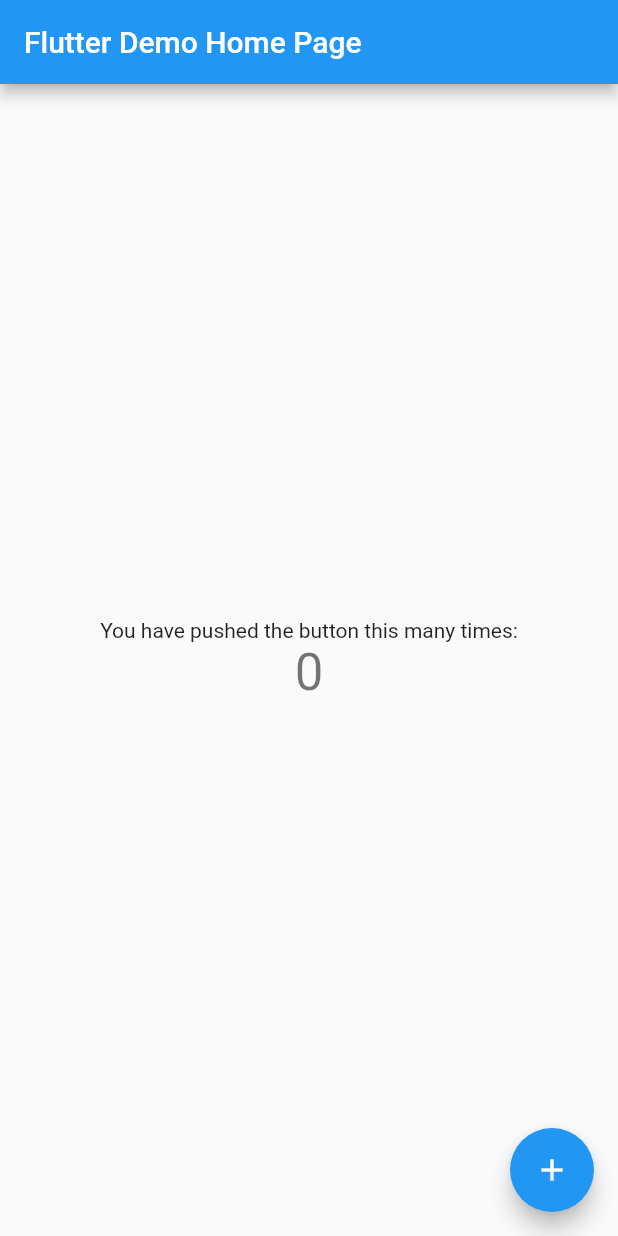
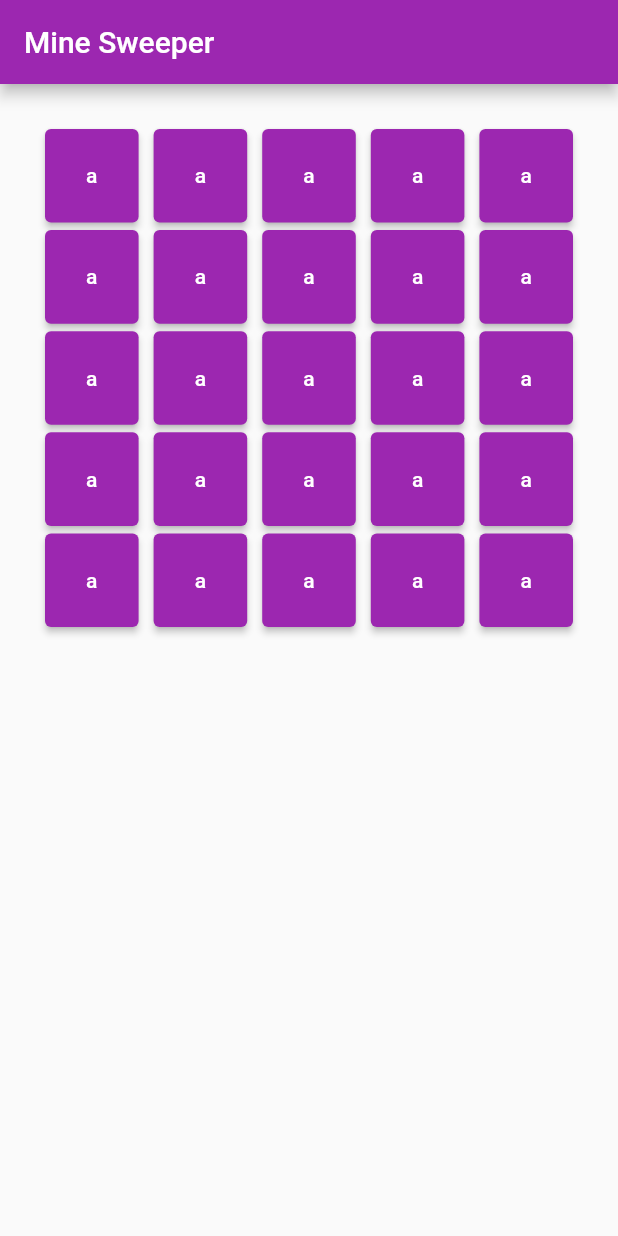
Before and after one commit to LightGive/flutter_minesweeper, a Flutter app: the screen it shows after launch, on a phone screen of 412 x 824 dp. Run offline on Flutter 3.47's test engine with Material 2 defaults, Android fonts, the light colour scheme and no system bars.

Commit message:
グリッド生成まで

```diff
--- /dev/null
+++ b/lib/cell.dart
@@ -0,0 +1,20 @@
+class cell {
+  bool _isOpen = false;
+  // 爆弾があるか
+  bool _isMine = false;
+  // 周りの爆弾の数
+  int _aroundMineCnt = 0;
+  // コンストラクタ
+  cell(this._isOpen, this._isMine, this._aroundMineCnt);
+  // 初期化
+  void reset() {
+    _isOpen = false;
+    _isMine = false;
+    _aroundMineCnt = 0;
+  }
+
+  void SetMine(bool isMine) => _isMine = isMine;
+  void Open() {
+    _isOpen = true;
+  }
+}
--- a/lib/main.dart
+++ b/lib/main.dart
@@ -1,4 +1,9 @@
 import 'package:flutter/material.dart';
+
+import 'cell.dart';
+
+const int cellWidth = 5;
+const int cellHeight = 5;
 
 void main() {
   runApp(const MyApp());
@@ -6,110 +11,78 @@
 
 class MyApp extends StatelessWidget {
   const MyApp({super.key});
-
-  // This widget is the root of your application.
   @override
   Widget build(BuildContext context) {
     return MaterialApp(
       title: 'Flutter Demo',
       theme: ThemeData(
-        // This is the theme of your application.
-        //
-        // Try running your application with "flutter run". You'll see the
-        // application has a blue toolbar. Then, without quitting the app, try
-        // changing the primarySwatch below to Colors.green and then invoke
-        // "hot reload" (press "r" in the console where you ran "flutter run",
-        // or simply save your changes to "hot reload" in a Flutter IDE).
-        // Notice that the counter didn't reset back to zero; the application
-        // is not restarted.
-        primarySwatch: Colors.blue,
+        primarySwatch: Colors.purple,
       ),
-      home: const MyHomePage(title: 'Flutter Demo Home Page'),
+      home: const MyHomePage(title: 'Mine Sweeper'),
     );
   }
 }
 
 class MyHomePage extends StatefulWidget {
   const MyHomePage({super.key, required this.title});
-
-  // This widget is the home page of your application. It is stateful, meaning
-  // that it has a State object (defined below) that contains fields that affect
-  // how it looks.
-
-  // This class is the configuration for the state. It holds the values (in this
-  // case the title) provided by the parent (in this case the App widget) and
-  // used by the build method of the State. Fields in a Widget subclass are
-  // always marked "final".
-
   final String title;
-
   @override
   State<MyHomePage> createState() => _MyHomePageState();
 }
 
 class _MyHomePageState extends State<MyHomePage> {
-  int _counter = 0;
+  var cells = [];
 
-  void _incrementCounter() {
-    setState(() {
-      // This call to setState tells the Flutter framework that something has
-      // changed in this State, which causes it to rerun the build method below
-      // so that the display can reflect the updated values. If we changed
-      // _counter without calling setState(), then the build method would not be
-      // called again, and so nothing would appear to happen.
-      _counter++;
-    });
+  // ボタンを押したときの処理
+  void OnButtonDownCell(int idx) {
+    cells[idx].Open();
+    print('$idxをを開いた');
+  }
+
+  @override
+  void initState() {
+    super.initState();
+    generateCell();
   }
 
   @override
   Widget build(BuildContext context) {
-    // This method is rerun every time setState is called, for instance as done
-    // by the _incrementCounter method above.
-    //
-    // The Flutter framework has been optimized to make rerunning build methods
-    // fast, so that you can just rebuild anything that needs updating rather
-    // than having to individually change instances of widgets.
     return Scaffold(
       appBar: AppBar(
-        // Here we take the value from the MyHomePage object that was created by
-        // the App.build method, and use it to set our appbar title.
         title: Text(widget.title),
       ),
-      body: Center(
-        // Center is a layout widget. It takes a single child and positions it
-        // in the middle of the parent.
-        child: Column(
-          // Column is also a layout widget. It takes a list of children and
-          // arranges them vertically. By default, it sizes itself to fit its
-          // children horizontally, and tries to be as tall as its parent.
-          //
-          // Invoke "debug painting" (press "p" in the console, choose the
-          // "Toggle Debug Paint" action from the Flutter Inspector in Android
-          // Studio, or the "Toggle Debug Paint" command in Visual Studio Code)
-          // to see the wireframe for each widget.
-          //
-          // Column has various properties to control how it sizes itself and
-          // how it positions its children. Here we use mainAxisAlignment to
-          // center the children vertically; the main axis here is the vertical
-          // axis because Columns are vertical (the cross axis would be
-          // horizontal).
-          mainAxisAlignment: MainAxisAlignment.center,
-          children: <Widget>[
-            const Text(
-              'You have pushed the button this many times:',
-            ),
-            Text(
-              '$_counter',
-              style: Theme.of(context).textTheme.headline4,
-            ),
-          ],
-        ),
+      body: Container(
+        margin: const EdgeInsets.all(30),
+        child: buildCell(),
       ),
-      floatingActionButton: FloatingActionButton(
-        onPressed: _incrementCounter,
-        tooltip: 'Increment',
-        child: const Icon(Icons.add),
-      ), // This trailing comma makes auto-formatting nicer for build methods.
+    );
+  }
+
+  void generateCell() {
+    for (var i = 0; i < cellWidth; i++) {
+      for (var j = 0; j < cellHeight; j++) {
+        cells.add(cell(false, false, 0));
+      }
+    }
+  }
+
+  GridView buildCell() {
+    return GridView.count(
+      mainAxisSpacing: 5,
+      crossAxisSpacing: 10,
+      crossAxisCount: cellWidth,
+      children: List.generate(
+        cells.length,
+        (index) => buildButton(index),
+      ),
+    );
+  }
+
+  Widget buildButton(int index) {
+    return ElevatedButton(
+      onPressed: () => OnButtonDownCell(index),
+      child: Text('a'),
+      style: ElevatedButton.styleFrom(primary: Colors.purple),
     );
   }
 }
```
